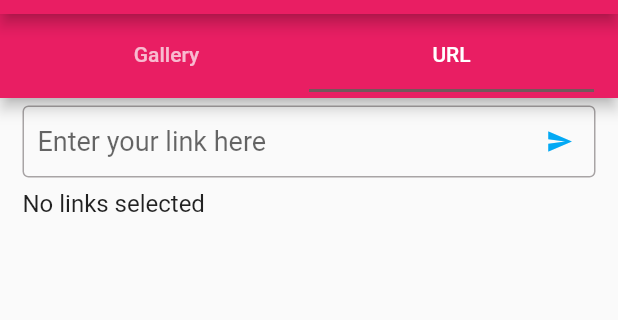
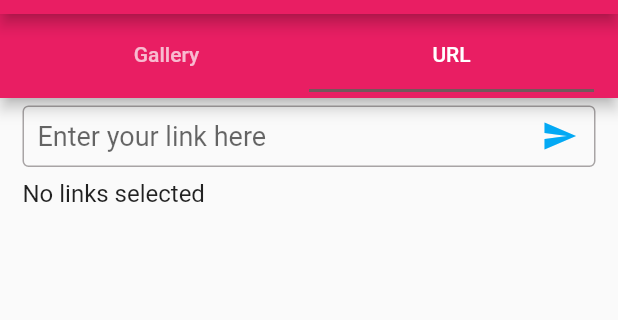
Before and after one commit to DarkoGNU/Waifu2xFlutter, a Flutter app: the screen it shows after launch, tab 2 chosen, on a phone screen of 412 x 824 dp, the part 70-390 px from its top. Run offline on Flutter 3.47's test engine with Material 2 defaults, Android fonts, the phone set to English and light mode, and no system bars; our stand-ins replace image_picker, validators.

Commit message:
UrlPicker's TextFormField - better padding

```diff
--- a/lib/Pickers/url_picker.dart
+++ b/lib/Pickers/url_picker.dart
@@ -117,9 +117,12 @@ class _UrlPickerState extends State<UrlPicker>
                     hintText: 'Enter your link here',
                     border: const OutlineInputBorder(),
                     isDense: true,
-                    contentPadding: const EdgeInsets.all(10.0),
+                    contentPadding:
+                        const EdgeInsets.fromLTRB(10.0, 10.0, 0.0, 10.0),
+                    suffixIconConstraints: const BoxConstraints(maxHeight: 40),
                     suffixIcon: IconButton(
                       icon: const Icon(Icons.send),
+                      iconSize: 24,
                       color: iconColor(context),
                       onPressed: () => _addUrl(_textController.text),
                     ),
```
